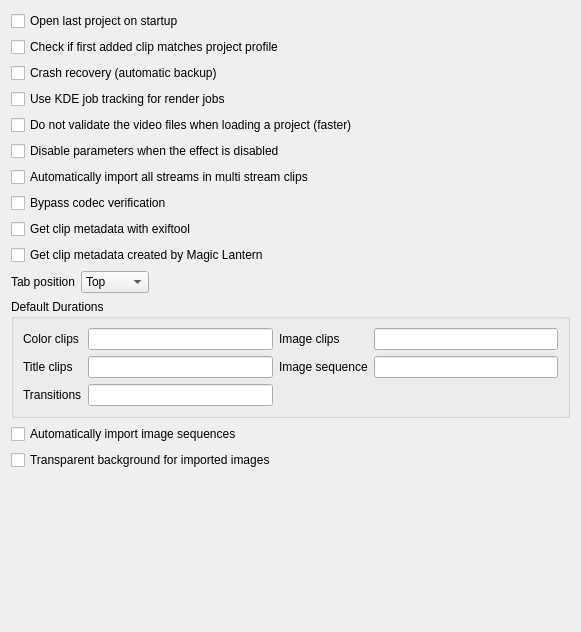
The window that src/ui/configmisc_ui.ui (KDE/kdenlive) describes before a commit, drawn with Qt 5.
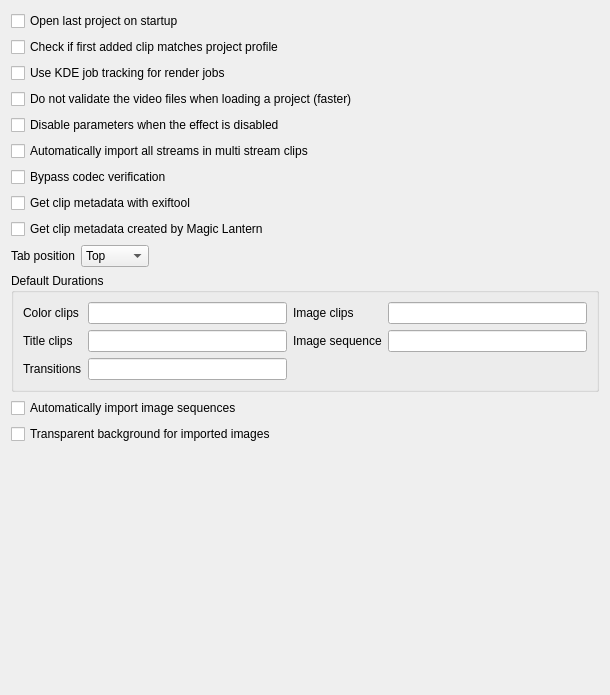
The same window after the commit.

What changed in the file:
```diff
--- a/src/ui/configmisc_ui.ui
+++ b/src/ui/configmisc_ui.ui
@@ -6,89 +6,19 @@
    <rect>
     <x>0</x>
     <y>0</y>
-    <width>581</width>
-    <height>632</height>
+    <width>610</width>
+    <height>695</height>
    </rect>
   </property>
   <layout class="QGridLayout" name="gridLayout_2">
-   <item row="0" column="0" colspan="3">
-    <widget class="QCheckBox" name="kcfg_openlastproject">
-     <property name="text">
-      <string>Open last project on startup</string>
-     </property>
-    </widget>
-   </item>
-   <item row="1" column="0" colspan="3">
-    <widget class="QCheckBox" name="kcfg_checkfirstprojectclip">
-     <property name="text">
-      <string>Check if first added clip matches project profile</string>
-     </property>
-    </widget>
-   </item>
    <item row="2" column="0" colspan="3">
-    <widget class="QCheckBox" name="kcfg_crashrecovery">
-     <property name="text">
-      <string>Crash recovery (automatic backup)</string>
-     </property>
-    </widget>
-   </item>
-   <item row="3" column="0" colspan="3">
     <widget class="QCheckBox" name="kcfg_usekuiserver">
      <property name="text">
       <string>Use KDE job tracking for render jobs</string>
      </property>
     </widget>
    </item>
-   <item row="4" column="0" colspan="3">
-    <widget class="QCheckBox" name="kcfg_projectloading_avformatnovalidate">
-     <property name="text">
-      <string>Do not validate the video files when loading a project (faster)</string>
-     </property>
-    </widget>
-   </item>
-   <item row="5" column="0" colspan="3">
-    <widget class="QCheckBox" name="kcfg_disable_effect_parameters">
-     <property name="text">
-      <string>Disable parameters when the effect is disabled</string>
-     </property>
-    </widget>
-   </item>
-   <item row="6" column="0" colspan="3">
-    <widget class="QCheckBox" name="kcfg_automultistreams">
-     <property name="text">
-      <string>Automatically import all streams in multi stream clips</string>
-     </property>
-    </widget>
-   </item>
-   <item row="7" column="0" colspan="3">
-    <widget class="QCheckBox" name="kcfg_bypasscodeccheck">
-     <property name="text">
-      <string>Bypass codec verification</string>
-     </property>
-    </widget>
-   </item>
-   <item row="8" column="0" colspan="3">
-    <widget class="QCheckBox" name="kcfg_use_exiftool">
-     <property name="text">
-      <string>Get clip metadata with exiftool</string>
-     </property>
-    </widget>
-   </item>
-   <item row="9" column="0" colspan="3">
-    <widget class="QCheckBox" name="kcfg_use_magicLantern">
-     <property name="text">
-      <string>Get clip metadata created by Magic Lantern</string>
-     </property>
-    </widget>
-   </item>
-   <item row="10" column="0">
-    <widget class="QLabel" name="label_4">
-     <property name="text">
-      <string>Tab position</string>
-     </property>
-    </widget>
-   </item>
-   <item row="10" column="1">
+   <item row="9" column="1">
     <widget class="QComboBox" name="kcfg_tabposition">
      <item>
       <property name="text">
@@ -112,20 +42,7 @@
      </item>
     </widget>
    </item>
-   <item row="10" column="2">
-    <spacer name="horizontalSpacer">
-     <property name="orientation">
-      <enum>Qt::Horizontal</enum>
-     </property>
-     <property name="sizeHint" stdset="0">
-      <size>
-       <width>40</width>
-       <height>20</height>
-      </size>
-     </property>
-    </spacer>
-   </item>
-   <item row="11" column="0" colspan="3">
+   <item row="10" column="0" colspan="3">
     <widget class="QGroupBox" name="groupBox">
      <property name="title">
       <string>Default Durations</string>
@@ -184,21 +101,34 @@
      </layout>
     </widget>
    </item>
+   <item row="8" column="0" colspan="3">
+    <widget class="QCheckBox" name="kcfg_use_magicLantern">
+     <property name="text">
+      <string>Get clip metadata created by Magic Lantern</string>
+     </property>
+    </widget>
+   </item>
+   <item row="9" column="2">
+    <spacer name="horizontalSpacer">
+     <property name="orientation">
+      <enum>Qt::Horizontal</enum>
+     </property>
+     <property name="sizeHint" stdset="0">
+      <size>
+       <width>40</width>
+       <height>20</height>
+      </size>
+     </property>
+    </spacer>
+   </item>
    <item row="12" column="0" colspan="3">
-    <widget class="QCheckBox" name="kcfg_autoimagesequence">
-     <property name="text">
-      <string>Automatically import image sequences</string>
-     </property>
-    </widget>
-   </item>
-   <item row="13" column="0" colspan="3">
     <widget class="QCheckBox" name="kcfg_autoimagetransparency">
      <property name="text">
       <string>Transparent background for imported images</string>
      </property>
     </widget>
    </item>
-   <item row="14" column="1">
+   <item row="13" column="1">
     <spacer>
      <property name="orientation">
       <enum>Qt::Vertical</enum>
@@ -211,6 +141,69 @@
      </property>
     </spacer>
    </item>
+   <item row="11" column="0" colspan="3">
+    <widget class="QCheckBox" name="kcfg_autoimagesequence">
+     <property name="text">
+      <string>Automatically import image sequences</string>
+     </property>
+    </widget>
+   </item>
+   <item row="5" column="0" colspan="3">
+    <widget class="QCheckBox" name="kcfg_automultistreams">
+     <property name="text">
+      <string>Automatically import all streams in multi stream clips</string>
+     </property>
+    </widget>
+   </item>
+   <item row="9" column="0">
+    <widget class="QLabel" name="label_4">
+     <property name="text">
+      <string>Tab position</string>
+     </property>
+    </widget>
+   </item>
+   <item row="6" column="0" colspan="3">
+    <widget class="QCheckBox" name="kcfg_bypasscodeccheck">
+     <property name="text">
+      <string>Bypass codec verification</string>
+     </property>
+    </widget>
+   </item>
+   <item row="3" column="0" colspan="3">
+    <widget class="QCheckBox" name="kcfg_projectloading_avformatnovalidate">
+     <property name="text">
+      <string>Do not validate the video files when loading a project (faster)</string>
+     </property>
+    </widget>
+   </item>
+   <item row="7" column="0" colspan="3">
+    <widget class="QCheckBox" name="kcfg_use_exiftool">
+     <property name="text">
+      <string>Get clip metadata with exiftool</string>
+     </property>
+    </widget>
+   </item>
+   <item row="0" column="0" colspan="3">
+    <widget class="QCheckBox" name="kcfg_openlastproject">
+     <property name="text">
+      <string>Open last project on startup</string>
+     </property>
+    </widget>
+   </item>
+   <item row="4" column="0" colspan="3">
+    <widget class="QCheckBox" name="kcfg_disable_effect_parameters">
+     <property name="text">
+      <string>Disable parameters when the effect is disabled</string>
+     </property>
+    </widget>
+   </item>
+   <item row="1" column="0" colspan="3">
+    <widget class="QCheckBox" name="kcfg_checkfirstprojectclip">
+     <property name="text">
+      <string>Check if first added clip matches project profile</string>
+     </property>
+    </widget>
+   </item>
   </layout>
  </widget>
  <resources/>
```
